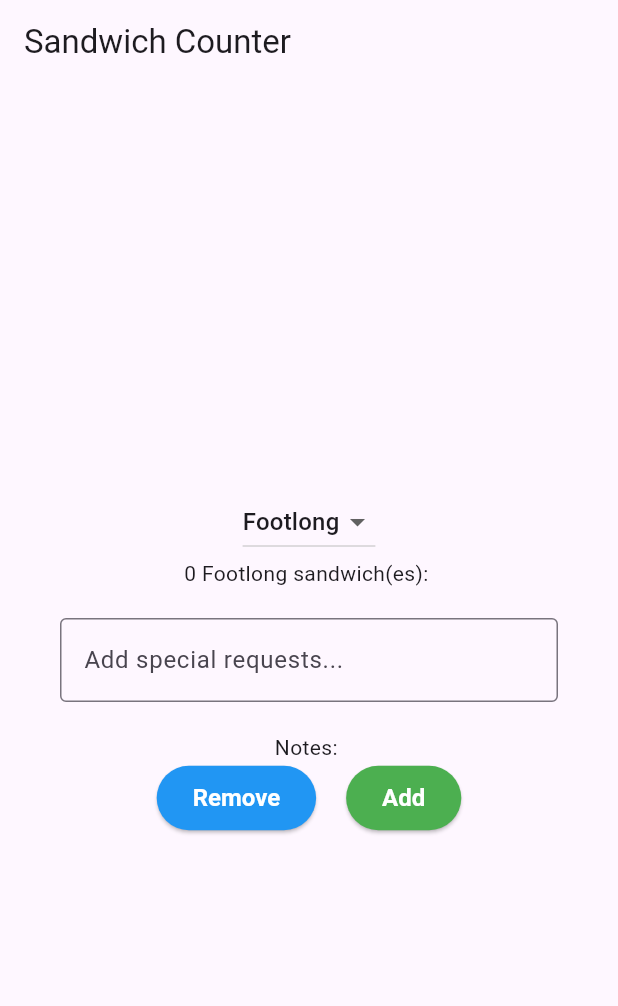
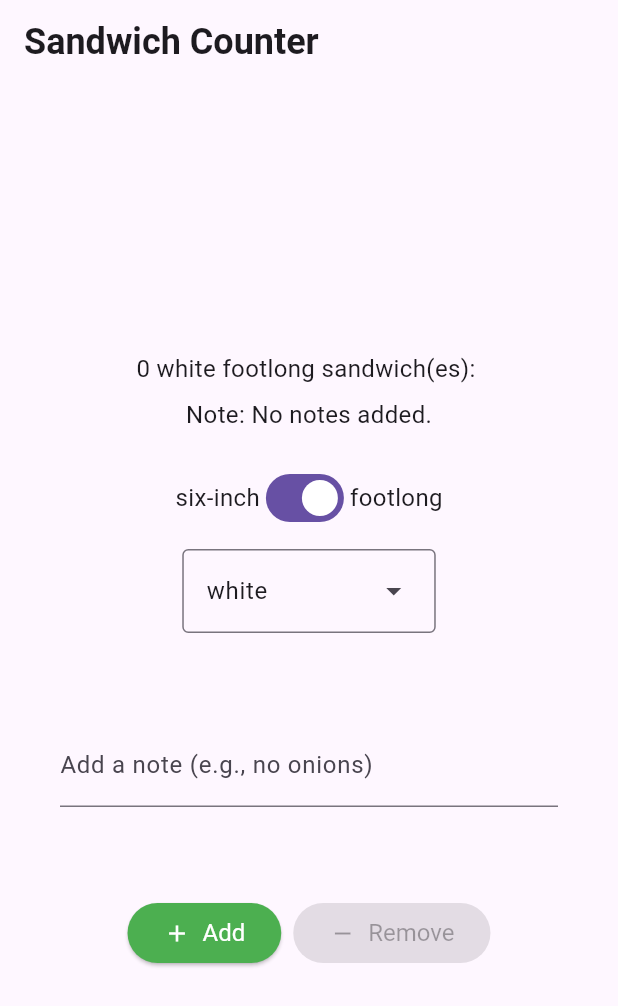
Before and after one commit to Xeniosgeorgakis/sadwich_shop, a Flutter app: the screen it shows after launch, on a phone screen of 412 x 824 dp. Shown: the top 1006 px of the screen. Run offline on Flutter 3.47's test engine with Material 3 defaults, Android fonts, the phone set to English and light mode, and no system bars.

Commit message:
Restructure folder into views, view_models, and repositories, Add app_styles.dart for managing styles, Update main.dart to use app_styles.dart

```diff
--- a/lib/main.dart
+++ b/lib/main.dart
@@ -1,5 +1,7 @@
 import 'package:flutter/material.dart';
+import 'package:sadwich_shop/views/app_styles.dart';
 
+enum BreadType { white, wheat, wholemeal }
 void main() {
   runApp(const App());
 }
@@ -29,82 +31,153 @@
 
 class _OrderScreenState extends State<OrderScreen> {
   int _quantity = 0;
-  String _selectedType = 'Footlong';
-  String _notes = '';
+  final TextEditingController _notesController = TextEditingController();
+  bool _isFootlong = true;
+  BreadType _selectedBreadType = BreadType.white;
 
-  void _increaseQuantity() {
+  @override
+  void initState() {
+    super.initState();
+    _notesController.addListener(() {
+      setState(() {});
+    });
+  }
+
+
+    @override
+  void dispose() {
+    _notesController.dispose();
+    super.dispose();
+  }
+
+  VoidCallback? _getIncreaseCallback() {
     if (_quantity < widget.maxQuantity) {
-      setState(() => _quantity++);
+      return () {
+        setState(() => _quantity++);
+      };
+
+    }
+    return null;
+  }
+
+  VoidCallback? _getDecreaseCallback() {
+    if (_quantity > 0) {
+      return () {
+        setState(() => _quantity--);
+      };
+    }
+    return null;
+  }
+
+  void _onSandwichTypeChanged(bool value) {
+    setState(() => _isFootlong = value);
+  }
+
+  void _onBreadTypeSelected(BreadType? value) {
+    if (value != null) {
+      setState(() => _selectedBreadType = value);
     }
   }
 
-  void _decreaseQuantity() {
-    if (_quantity > 0) {
-      setState(() => _quantity--);
+  List<DropdownMenuEntry<BreadType>> _buildDropdownEntries() {
+    List<DropdownMenuEntry<BreadType>> entries = [];
+    for (BreadType bread in BreadType.values) {
+      DropdownMenuEntry<BreadType> newEntry = DropdownMenuEntry<BreadType>(
+        value: bread,
+        label: bread.name,
+      );
+      entries.add(newEntry);
     }
+    return entries;
   }
 
   @override
   Widget build(BuildContext context) {
+    String sandwichType = 'footlong';
+    if (!_isFootlong) {
+      sandwichType = 'six-inch';
+    }
+
+    String noteForDisplay;
+    if (_notesController.text.isEmpty) {
+      noteForDisplay = 'No notes added.';
+    } else {
+      noteForDisplay = _notesController.text;
+    }
     return Scaffold(
       appBar: AppBar(
-        title: const Text('Sandwich Counter'),
+        title: const Text(
+          'Sandwich Counter',
+          style: heading1,
+        ),
+
       ),
       body: Center(
         child: Column(
           mainAxisAlignment: MainAxisAlignment.center,
           children: <Widget>[
-            DropdownButton<String>(
-              value: _selectedType,
-              items: const [
-                DropdownMenuItem(value: 'Footlong', child: Text('Footlong')),
-                DropdownMenuItem(value: 'Six-inch', child: Text('Six-inch')),
+            OrderItemDisplay(
+              quantity: _quantity,
+              itemType: sandwichType,
+              breadType: _selectedBreadType,
+              orderNote: noteForDisplay,
+            ),
+            const SizedBox(height: 20),
+            Row(
+              mainAxisAlignment: MainAxisAlignment.center,
+              children: [
+                const Text('six-inch', style: normalText),
+                Switch(
+                  value: _isFootlong,
+                  onChanged: _onSandwichTypeChanged,
+                ),
+                const Text('footlong', style: normalText),
               ],
-              onChanged: (value) {
-                setState(() {
-                  _selectedType = value!;
-                });
-              },
+
+
             ),
-            OrderItemDisplay(
-              _quantity,
-              _selectedType,
+            const SizedBox(height: 10),
+            DropdownMenu<BreadType>(
+              textStyle: normalText,
+              initialSelection: _selectedBreadType,
+              onSelected: _onBreadTypeSelected,
+              dropdownMenuEntries: _buildDropdownEntries()
             ),
             const SizedBox(height: 20),
 
             // ADD THIS SIMPLE TEXTFIELD FOR NOTES
             Padding(
-              padding: const EdgeInsets.symmetric(horizontal: 40.0),
-              child: TextField(
+             padding: const EdgeInsets.all(40.0),
+             child: TextField(
+              key: const Key('notes_textfield'),
+                controller: _notesController,
                 decoration: const InputDecoration(
-                  hintText: 'Add special requests...',
-                  border: OutlineInputBorder(),
+                  labelText: 'Add a note (e.g., no onions)',
+
                 ),
-                onChanged: (value) {
-                  setState(() {
-                    _notes = value;
-                  });
-                },
+
               ),
             ),
 
             const SizedBox(height: 20),
-            Text('Notes: $_notes'),
+
             Row(
               mainAxisAlignment:
                   MainAxisAlignment.center, // pushes buttons to edges
               children: [
                 StyledButton(
-                  text: 'Remove',
-                  onPressed: _decreaseQuantity,
-                  backgroundColor: Colors.blue,
+                  onPressed: _getIncreaseCallback(),
+                  icon: Icons.add,
+                  label: 'Add',
+                  backgroundColor: Colors.green,
                 ),
                 const SizedBox(
-                    width: 20), // small gap (for safety on small screens)
+                    width: 8), // small gap (for safety on small screens)
                 StyledButton(
-                  text: 'Add',
-                  onPressed: _increaseQuantity,
-                  backgroundColor: Colors.green,
+                  onPressed: _getDecreaseCallback(),
+                  icon: Icons.remove,
+                  label: 'Remove',
+                  backgroundColor: Colors.red,
                 ),
               ],
             ),
@@ -116,130 +189,84 @@
 }
 
 class StyledButton extends StatelessWidget {
-  final String text; // Button label
-  final VoidCallback onPressed; // Callback when clicked
-  final Color backgroundColor; // Custom background color
-  final Color textColor; // Text color
-  final EdgeInsetsGeometry padding; // Optional padding
+  final VoidCallback? onPressed;
+  final IconData icon;
+  final String label;
+  final Color backgroundColor;
 
   const StyledButton({
     super.key,
-    required this.text,
+
     required this.onPressed,
-    this.backgroundColor = Colors.blue,
-    this.textColor = Colors.white,
-    this.padding = const EdgeInsets.symmetric(horizontal: 24, vertical: 12),
+    required this.icon,
+    required this.label,
+    required this.backgroundColor,
+
   });
 
   @override
   Widget build(BuildContext context) {
+     ButtonStyle myButtonStyle = ElevatedButton.styleFrom(
+      backgroundColor: backgroundColor,
+      foregroundColor: Colors.white,
+      textStyle: normalText,
+    );
     return ElevatedButton(
-      style: ElevatedButton.styleFrom(
-        backgroundColor: backgroundColor,
-        foregroundColor: textColor,
-        padding: padding,
-        textStyle: const TextStyle(
-          fontSize: 16,
-          fontWeight: FontWeight.bold,
+      onPressed: onPressed,
+      style: myButtonStyle,
+      child: Row(
+        children: [
+          Icon(icon),
+          const SizedBox(width: 8),
+          Text(label),
+        ],
+
+
         ),
-      ),
-      onPressed: onPressed,
-      child: Text(text),
-    );
+      );
+
+
   }
 }
 
 class OrderItemDisplay extends StatelessWidget {
+
+  final int quantity;
   final String itemType;
-  final int quantity;
+  final BreadType breadType;
+  final String orderNote;
 
-  const OrderItemDisplay(this.quantity, this.itemType, {super.key});
+
+  const OrderItemDisplay({
+    super.key,
+    required this.quantity,
+    required this.itemType,
+    required this.breadType,
+    required this.orderNote,
+  });
 
   @override
   Widget build(BuildContext context) {
-    return Text('$quantity $itemType sandwich(es): ${'🥪' * quantity}');
-  }
-}
+     String displayText =
+        '$quantity ${breadType.name} $itemType sandwich(es): ${'🥪' * quantity}';
 
-class MyHomePage extends StatefulWidget {
-  const MyHomePage({super.key, required this.title});
+    return Column(
+      children: [
+        Text(
+          displayText,
+          style: normalText,
 
-  // This widget is the home page of your application. It is stateful, meaning
-  // that it has a State object (defined below) that contains fields that affect
-  // how it looks.
 
-  // This class is the configuration for the state. It holds the values (in this
-  // case the title) provided by the parent (in this case the App widget) and
-  // used by the build method of the State. Fields in a Widget subclass are
-  // always marked "final".
-
-  final String title;
-
-  @override
-  State<MyHomePage> createState() => _MyHomePageState();
-}
-
-class _MyHomePageState extends State<MyHomePage> {
-  void _incrementCounter() {
-    setState(() {
-      // This call to setState tells the Flutter framework that something has
-      // changed in this State, which causes it to rerun the build method below
-      // so that the display can reflect the updated values. If we changed
-      // _counter without calling setState(), then the build method would not be
-      // called again, and so nothing would appear to happen.
-    });
-  }
-
-  @override
-  Widget build(BuildContext context) {
-    // This method is rerun every time setState is called, for instance as done
-    // by the _incrementCounter method above.
-    //
-    // The Flutter framework has been optimized to make rerunning build methods
-    // fast, so that you can just rebuild anything that needs updating rather
-    // than having to individually change instances of widgets.
-    return Scaffold(
-      appBar: AppBar(
-        // TRY THIS: Try changing the color here to a specific color (to
-        // Colors.amber, perhaps?) and trigger a hot reload to see the AppBar
-        // change color while the other colors stay the same.
-        backgroundColor: Theme.of(context).colorScheme.inversePrimary,
-        // Here we take the value from the MyHomePage object that was created by
-        // the App.build method, and use it to set our appbar title.
-        title: Text(widget.title),
-      ),
-      body: Center(
-        // Center is a layout widget. It takes a single child and positions it
-        // in the middle of the parent.
-        child: Column(
-          // Column is also a layout widget. It takes a list of children and
-          // arranges them vertically. By default, it sizes itself to fit its
-          // children horizontally, and tries to be as tall as its parent.
-          //
-          // Column has various properties to control how it sizes itself and
-          // how it positions its children. Here we use mainAxisAlignment to
-          // center the children vertically; the main axis here is the vertical
-          // axis because Columns are vertical (the cross axis would be
-          // horizontal).
-          //
-          // TRY THIS: Invoke "debug painting" (choose the "Toggle Debug Paint"
-          // action in the IDE, or press "p" in the console), to see the
-          // wireframe for each widget.
-          mainAxisAlignment: MainAxisAlignment.center,
-          children: newMethod,
         ),
-      ),
-      floatingActionButton: FloatingActionButton(
-        onPressed: _incrementCounter,
-        tooltip: 'Increment',
-        child: const Icon(Icons.add),
-      ), // This trailing comma makes auto-formatting nicer for build methods.
+       const SizedBox(height: 8),
+        Text(
+          'Note: $orderNote',
+          style: normalText,
+           ),
+      ],
+       // This trailing comma makes auto-formatting nicer for build methods.
     );
   }
 
-  List<Widget> get newMethod {
-    return <Widget>[
-      const Text('Welcome to my shop!'),
-    ];
-  }
+
 }
--- /dev/null
+++ b/lib/views/app_styles.dart
@@ -0,0 +1,10 @@
+import 'package:flutter/material.dart';
+
+const TextStyle normalText = TextStyle(
+  fontSize: 16,
+);
+
+const heading1 = TextStyle(
+  fontSize: 24,
+  fontWeight: FontWeight.bold,
+);
```
